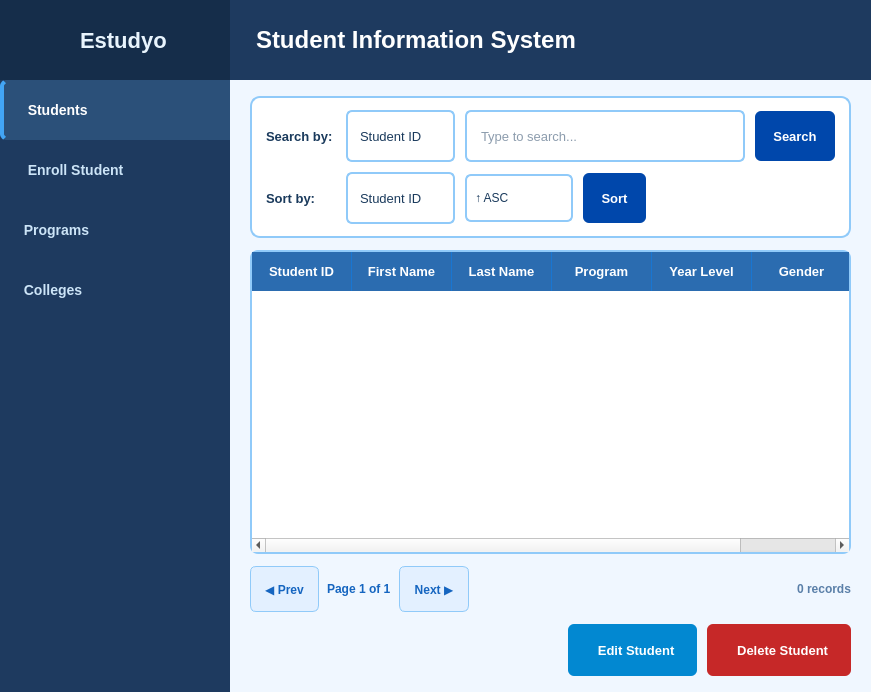
shasheenahdeeneillelumasag/CCC151---SSISV2, file estudyo_main.ui: the form before one commit.
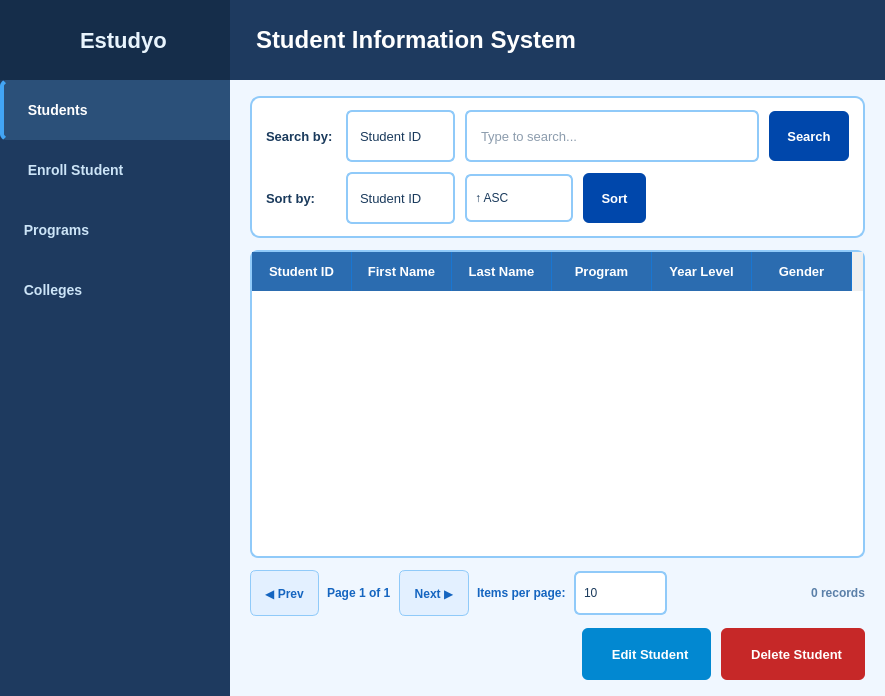
The form after the commit.

Commit message: feat(ui): add per-page size selectors to all tables, and fix header height and window size

Diff of the .ui file:
```diff
--- a/estudyo_main.ui
+++ b/estudyo_main.ui
@@ -6,8 +6,8 @@
    <rect>
     <x>0</x>
     <y>0</y>
-    <width>871</width>
-    <height>681</height>
+    <width>885</width>
+    <height>696</height>
    </rect>
   </property>
   <property name="windowTitle">
@@ -352,18 +352,18 @@
        </property>
        <item>
         <widget class="QFrame" name="headerFrame">
-        <property name="minimumSize">
-            <size>
-                <width>0</width>
-                <height>65</height>
-            </size>
+         <property name="minimumSize">
+          <size>
+           <width>0</width>
+           <height>80</height>
+          </size>
          </property>
          <property name="maximumSize">
-            <size>
-                <width>16777215</width>
-                 <height>65</height>
-                </size>
-            </property>
+          <size>
+           <width>16777215</width>
+           <height>80</height>
+          </size>
+         </property>
          <layout class="QVBoxLayout" name="headerLayout">
           <property name="leftMargin">
            <number>0</number>
@@ -711,6 +711,53 @@
                </property>
               </widget>
              </item>
+             <item>
+              <widget class="QLabel" name="labelStudentPageSize">
+               <property name="styleSheet">
+                <string notr="true">QLabel { color:#1565c0; font-size:12px; font-weight:600; }</string>
+               </property>
+               <property name="text">
+                <string>Items per page:</string>
+               </property>
+              </widget>
+             </item>
+             <item>
+              <widget class="QComboBox" name="comboStudentPageSize">
+               <property name="styleSheet">
+                <string notr="true">QComboBox { border:1.5px solid #90caf9; border-radius:6px; padding:4px 8px; font-size:12px; background:white; min-width:55px; }</string>
+               </property>
+               <item>
+                <property name="text">
+                 <string>10</string>
+                </property>
+               </item>
+               <item>
+                <property name="text">
+                 <string>20</string>
+                </property>
+               </item>
+               <item>
+                <property name="text">
+                 <string>30</string>
+                </property>
+               </item>
+               <item>
+                <property name="text">
+                 <string>40</string>
+                </property>
+               </item>
+               <item>
+                <property name="text">
+                 <string>50</string>
+                </property>
+               </item>
+               <item>
+                <property name="text">
+                 <string>100</string>
+                </property>
+               </item>
+              </widget>
+             </item>
              <item>
               <spacer name="studentPagSpacer">
                <property name="orientation">
```
Left out of the diff: 104 changed lines with no effect on the pictures.
